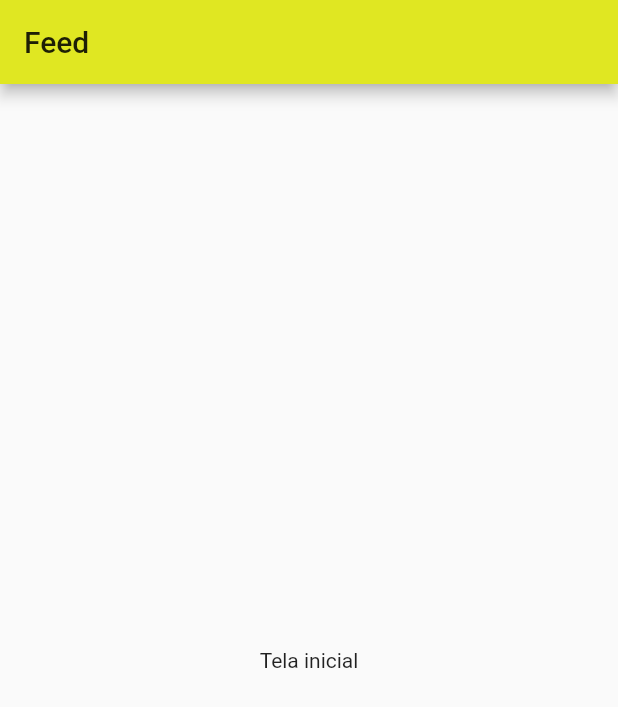
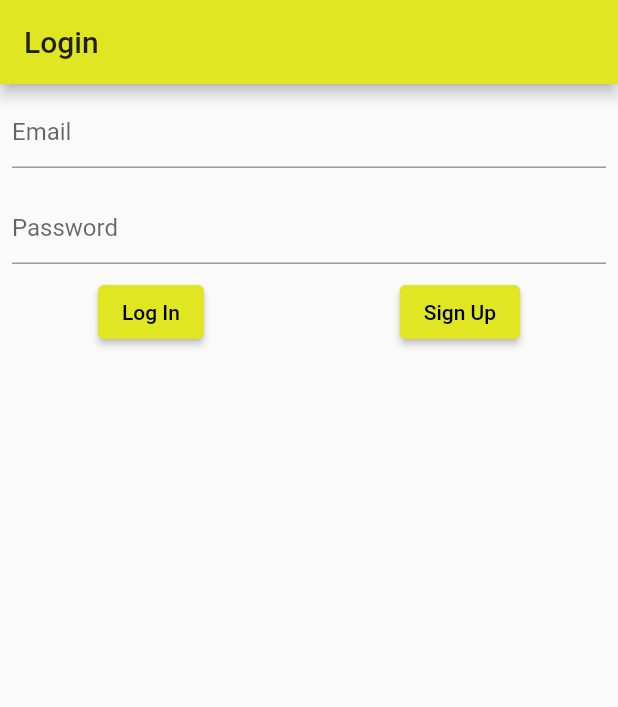
Before and after one commit to Hezrai/HF, a Flutter app: the screen it shows after launch, on a phone screen of 412 x 824 dp. Shown: the top 707 px of the screen. Run offline on Flutter 3.47's test engine with Material 2 defaults, Android fonts, the phone set to English and light mode, and no system bars; our stand-ins replace firebase_auth, firebase_core; accounts and stored records are empty.

Commit message:
Autenticação

```diff
--- a/lib/main.dart
+++ b/lib/main.dart
@@ -1,26 +1,9 @@
 import 'package:flutter/material.dart';
-import 'utils.dart';
+import 'package:firebase_core/firebase_core.dart';
+import 'package:hf/src/app.dart';
 
-void main() {
-  runApp(MyApp());
+void main() async {
+  WidgetsFlutterBinding.ensureInitialized();
+  await Firebase.initializeApp();
+  runApp(App());
 }
-
-class MyApp extends StatelessWidget {
-  @override
-  Widget build(BuildContext context) {
-    return MaterialApp(
-      title: 'HF',
-      theme: ThemeData(
-        primarySwatch: createMaterialColor(Color(0xFFE0E722)),
-      ),
-      home: Scaffold(
-        appBar: AppBar(
-          title: const Text('Feed'),
-        ),
-        body: const Center(
-          child: Text('Tela inicial'),
-        ),
-      ),
-    );
-  }
-}
--- /dev/null
+++ b/lib/src/app.dart
@@ -0,0 +1,16 @@
+import 'package:flutter/material.dart';
+import 'package:hf/src/screens/login.dart';
+import 'package:hf/utils.dart';
+
+class App extends StatelessWidget {
+  @override
+  Widget build(BuildContext context) {
+    return MaterialApp(
+      title: 'HF',
+      theme: ThemeData(
+          primarySwatch: createMaterialColor(Color(0xFFE0E722))
+      ),
+      home: LoginScreen()
+    );
+  }
+}
--- /dev/null
+++ b/lib/src/screens/login.dart
@@ -0,0 +1,65 @@
+import 'package:flutter/material.dart';
+import 'package:firebase_auth/firebase_auth.dart';
+import 'package:hf/src/screens/home.dart';
+
+class LoginScreen extends StatefulWidget {
+  @override
+  _LoginScreenState createState() => _LoginScreenState();
+}
+
+class _LoginScreenState extends State<LoginScreen> {
+  late String _email, _password;
+  final auth = FirebaseAuth.instance;
+
+  @override
+  Widget build(BuildContext context) {
+    return Scaffold(
+      appBar: AppBar(title: Text('Login')),
+      body: Column(
+        children: [
+          Padding(
+            padding: const EdgeInsets.all(8.0),
+            child: TextField(
+              keyboardType: TextInputType.emailAddress,
+              decoration: InputDecoration(hintText: 'Email'),
+              onChanged: (value) {
+                setState(() { _email = value.trim(); } );
+              },
+            ),
+          ),
+          Padding(
+            padding: const EdgeInsets.all(8.0),
+            child: TextField(
+              obscureText: true,
+              decoration: InputDecoration(hintText: 'Password'),
+              onChanged: (value) {
+                setState(() { _password = value.trim(); } );
+              },
+            ),
+          ),
+          Row(
+            mainAxisAlignment: MainAxisAlignment.spaceAround,
+            children: [
+              ElevatedButton(
+                child: Text('Log In'),
+                onPressed: () {
+                  auth.signInWithEmailAndPassword(email: _email, password: _password).then((_) {
+                    Navigator.of(context).pushReplacement(MaterialPageRoute(builder: (context) => HomeScreen()));
+                  });
+                }
+              ),
+              ElevatedButton(
+                child: Text('Sign Up'),
+                onPressed: () {
+                  auth.createUserWithEmailAndPassword(email: _email, password: _password).then((_) {
+                    Navigator.of(context).pushReplacement(MaterialPageRoute(builder: (context) => HomeScreen()));
+                  });
+                },
+              )
+            ]
+          )
+        ],
+      ),
+    );
+  }
+}
```
Also changed, not shown: lib/src/screens/home.dart (added, +29 -0 lines), 1 other file.
